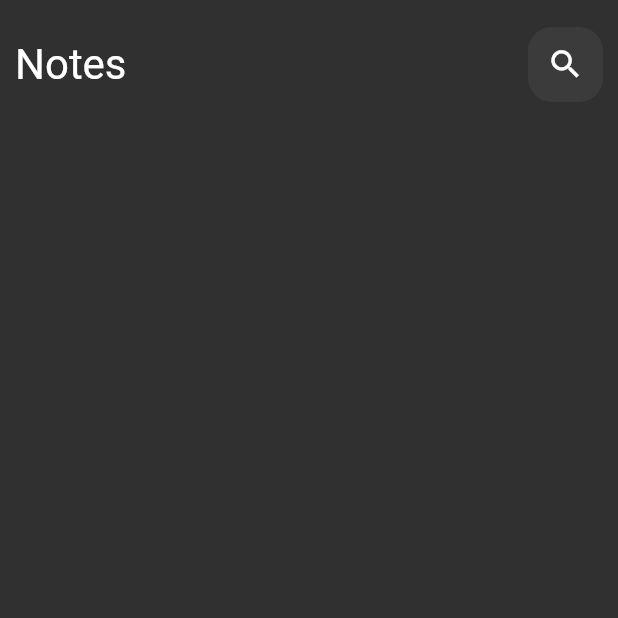
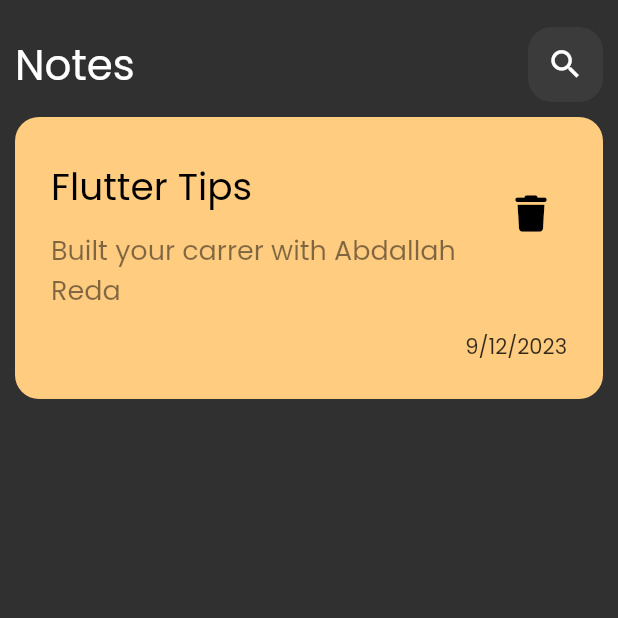
Before and after one commit to Abdallahreda12/Notes_app, a Flutter app: the screen it shows after launch, on a phone screen of 412 x 824 dp, the top half of it. Run offline on Flutter 3.47's test engine with Material 2 defaults, Android fonts, the phone set to English and light mode, and no system bars; our stand-ins replace font_awesome_flutter.

Commit message:
create note item

```diff
--- /dev/null
+++ b/lib/Widgets/custom_note_item.dart
@@ -0,0 +1,53 @@
+import 'package:flutter/material.dart';
+import 'package:font_awesome_flutter/font_awesome_flutter.dart';
+
+// ignore: must_be_immutable
+class NoteItem extends StatelessWidget {
+  NoteItem({super.key});
+
+  DateTime dataNow = DateTime.now();
+  @override
+  Widget build(BuildContext context) {
+    return Container(
+      margin: const EdgeInsets.symmetric(horizontal: 10),
+      decoration: BoxDecoration(
+          color: const Color(0xffffcc80),
+          borderRadius: BorderRadius.circular(16)),
+      child: Padding(
+        padding: const EdgeInsets.all(24),
+        child: Column(
+          crossAxisAlignment: CrossAxisAlignment.end,
+          children: [
+            ListTile(
+              contentPadding: const EdgeInsets.all(0),
+              title: const Text(
+                "Flutter Tips",
+                style: TextStyle(
+                  fontSize: 25,
+                  color: Colors.black,
+                ),
+              ),
+              subtitle: Padding(
+                padding: const EdgeInsets.symmetric(vertical: 10),
+                child: Text(
+                  "Built your carrer with Abdallah Reda ",
+                  style: TextStyle(
+                      fontSize: 18, color: Colors.black.withOpacity(0.5)),
+                ),
+              ),
+              trailing: IconButton(
+                  onPressed: () {},
+                  icon: const Icon(FontAwesomeIcons.trash),
+                  color: Colors.black),
+            ),
+            Text(
+              '${dataNow.month}/${dataNow.day}/${dataNow.year}',
+              style:
+                  TextStyle(fontSize: 14, color: Colors.black.withOpacity(0.8)),
+            )
+          ],
+        ),
+      ),
+    );
+  }
+}
--- a/lib/Widgets/notes_view_body.dart
+++ b/lib/Widgets/notes_view_body.dart
@@ -1,18 +1,22 @@
 import 'package:flutter/material.dart';
-
 import 'custom_appbar.dart';
+import 'custom_note_item.dart';
 
 class NotesNiewBody extends StatelessWidget {
   const NotesNiewBody({super.key});
 
   @override
   Widget build(BuildContext context) {
-    return const Column(
+    return Column(
       children: [
-        SizedBox(
+        const SizedBox(
           height: 18,
         ),
-        CustomAppBar()
+        const CustomAppBar(),
+        const SizedBox(
+          height: 10,
+        ),
+        NoteItem()
       ],
     );
   }
--- a/lib/main.dart
+++ b/lib/main.dart
@@ -12,7 +12,7 @@ class NotesApp extends StatelessWidget {
   Widget build(BuildContext context) {
     return MaterialApp(
       debugShowCheckedModeBanner: false,
-      theme: ThemeData.dark(),
+      theme: ThemeData(brightness: Brightness.dark, fontFamily: 'Poppins'),
       home: const NotesView(),
     );
   }
```
Also changed, not shown: pubspec.yaml (+8 -16 lines), assests/Fonts/Poppins-Regular.ttf (added), pubspec.lock.
